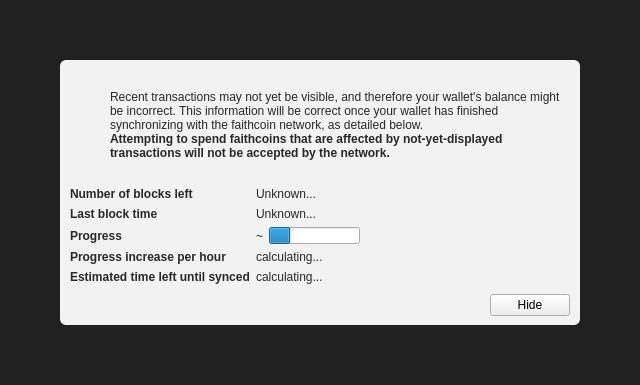
First picture: the form in src/qt/forms/modaloverlay.ui, repository LucienZerger/straya-coin-dev, before the edit.
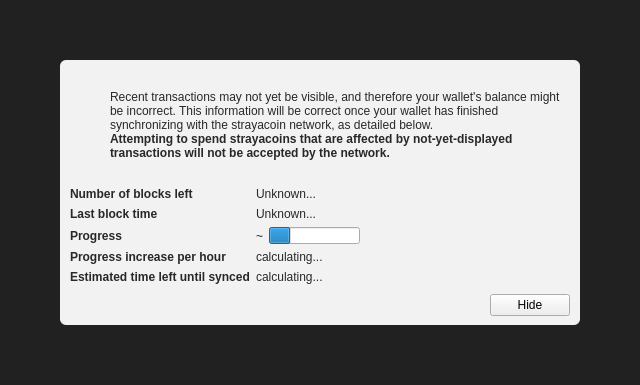
Second picture: the form after the edit. Icons and pictures are not drawn. Custom widgets are drawn as their Qt base class.

Commit message: Replaced all text 'faithcoin' with 'strayacoin'.

```diff
--- a/src/qt/forms/modaloverlay.ui
+++ b/src/qt/forms/modaloverlay.ui
@@ -130,7 +130,7 @@
              <item>
               <widget class="QLabel" name="infoText">
                <property name="text">
-                <string>Recent transactions may not yet be visible, and therefore your wallet's balance might be incorrect. This information will be correct once your wallet has finished synchronizing with the faithcoin network, as detailed below.</string>
+                <string>Recent transactions may not yet be visible, and therefore your wallet's balance might be incorrect. This information will be correct once your wallet has finished synchronizing with the strayacoin network, as detailed below.</string>
                </property>
                <property name="textFormat">
                 <enum>Qt::RichText</enum>
@@ -149,7 +149,7 @@
                 </font>
                </property>
                <property name="text">
-                <string>Attempting to spend faithcoins that are affected by not-yet-displayed transactions will not be accepted by the network.</string>
+                <string>Attempting to spend strayacoins that are affected by not-yet-displayed transactions will not be accepted by the network.</string>
                </property>
                <property name="textFormat">
                 <enum>Qt::RichText</enum>
```
The commit also changes 219 other files.
